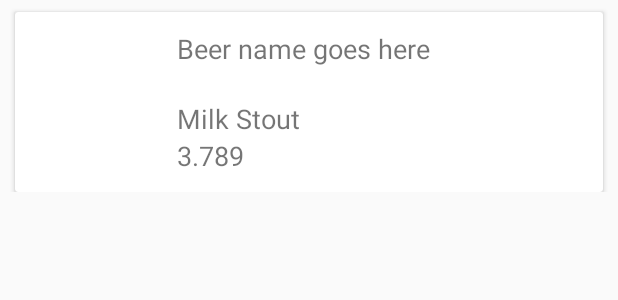
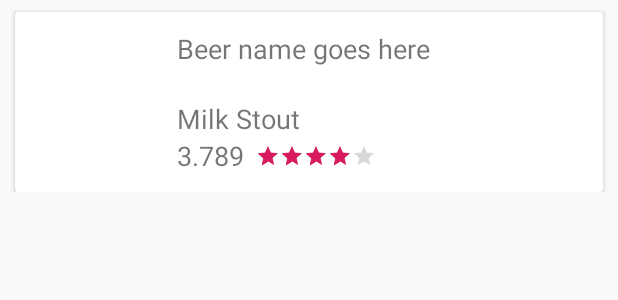
Before and after one commit to PintsizeMaxy/BrewFinder, an Android app: the layout beer_item.xml on its own in the app's theme, with its tools: preview values and no code run, on a phone screen of 412 x 824 dp. Shown: the top 300 px of the screen. Run offline under Robolectric (Android 15) with nearby library versions, the phone set to English and light mode, and no system bars.

Commit message:
Added rating bar to beer list

```diff
--- a/app/src/main/res/layout/beer_item.xml
+++ b/app/src/main/res/layout/beer_item.xml
@@ -63,6 +63,18 @@
                     app:layout_constraintBottom_toBottomOf="parent"
                     tools:text="3.789"
                     />
+                <androidx.appcompat.widget.AppCompatRatingBar
+                    android:id="@+id/rating"
+                    android:layout_width="wrap_content"
+                    android:layout_height="wrap_content"
+                    android:layout_marginStart="8dp"
+                    android:layout_marginBottom="16dp"
+                    android:numStars="5"
+                    android:rating="3.75"
+                    style="?android:attr/ratingBarStyleSmall"
+                    app:layout_constraintStart_toEndOf="@id/beer_rating"
+                    app:layout_constraintBottom_toBottomOf="parent"
+                    />
 
             </androidx.constraintlayout.widget.ConstraintLayout>
         </androidx.cardview.widget.CardView>
--- a/app/src/main/res/layout/brewery_details_fragment.xml
+++ b/app/src/main/res/layout/brewery_details_fragment.xml
@@ -78,6 +78,7 @@
                     android:layout_height="45dp"
                     android:layout_marginHorizontal="8dp"
                     app:cardCornerRadius="4dp"
+                    android:visibility="gone"
                     app:layout_constraintEnd_toEndOf="parent"
                     app:layout_constraintStart_toStartOf="parent"
                     app:layout_constraintTop_toBottomOf="@id/address">
```
Also changed, not shown: app/src/main/java/com/example/brewfinder/brewerydetail/BeerItemView.kt (+13 -9 lines).
